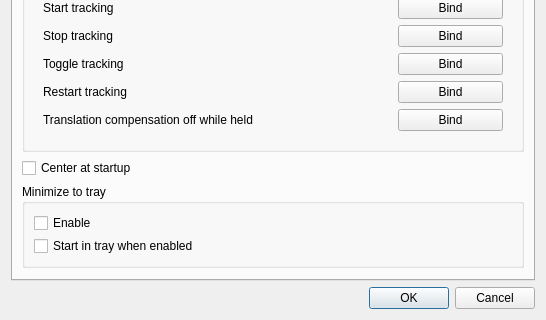
First picture: the form in gui/options-dialog.ui, repository opentrack/opentrack, before the edit; both pictures show x 0 to 546 and y 289 to 609 of the 546 by 609 pixel window.
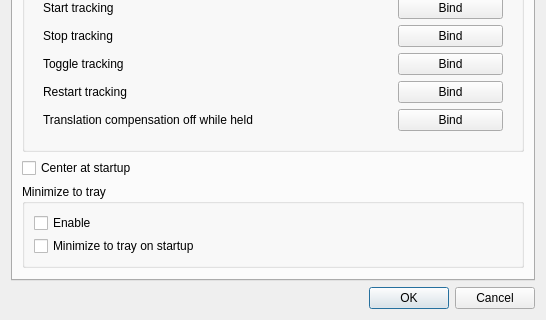
Second picture: the form after the edit. Icons and pictures are not drawn. Custom widgets are drawn as their Qt base class.

Commit message: gui/tray: wording

```diff
--- a/gui/options-dialog.ui
+++ b/gui/options-dialog.ui
@@ -334,7 +334,7 @@
           <item>
            <widget class="QCheckBox" name="tray_start">
             <property name="text">
-             <string>Start in tray when enabled</string>
+             <string>Minimize to tray on startup</string>
             </property>
            </widget>
           </item>
```
